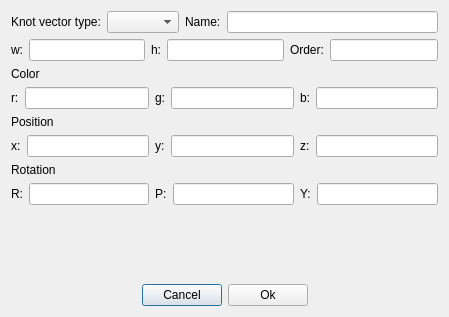
Old version of the form UI/surfaceedit.ui in the repository suchiz/Suchiz-Rendring-Engine.
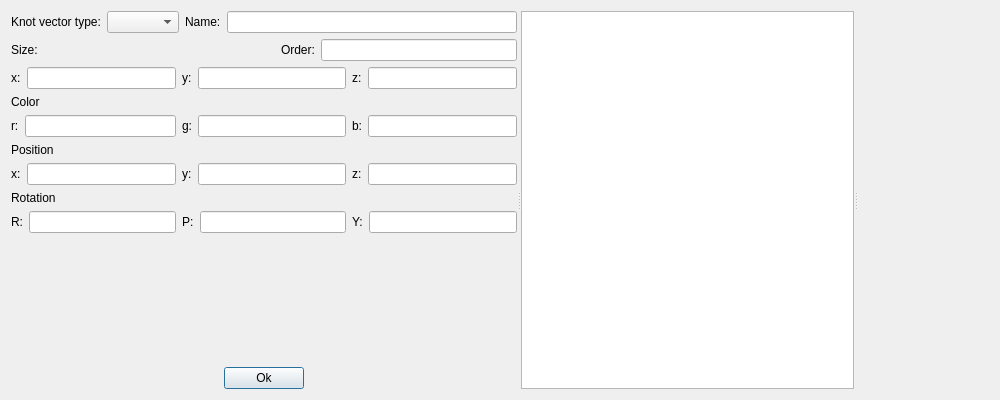
New version of the form.

```diff
--- a/UI/surfaceedit.ui
+++ b/UI/surfaceedit.ui
@@ -6,15 +6,24 @@
    <rect>
     <x>0</x>
     <y>0</y>
-    <width>449</width>
-    <height>317</height>
+    <width>1000</width>
+    <height>400</height>
    </rect>
   </property>
   <property name="windowTitle">
    <string>Dialog</string>
   </property>
-  <layout class="QHBoxLayout" name="horizontalLayout">
+  <layout class="QVBoxLayout" name="verticalLayout_2">
    <item>
+    <widget class="QSplitter" name="surfaceEditSplitter">
+     <property name="orientation">
+      <enum>Qt::Horizontal</enum>
+     </property>
+     <widget class="QSplitter" name="buttonSplitter">
+      <property name="orientation">
+       <enum>Qt::Horizontal</enum>
+      </property>
+      <widget class="QWidget" name="">
     <layout class="QVBoxLayout" name="verticalLayout">
      <item>
       <layout class="QVBoxLayout" name="verticalLayout_11">
@@ -45,40 +54,27 @@
        <item>
         <layout class="QHBoxLayout" name="horizontalLayout_7">
          <item>
-          <layout class="QFormLayout" name="formLayout_13">
-           <item row="0" column="0">
+             <layout class="QFormLayout" name="formLayout_13"/>
+            </item>
+            <item>
             <widget class="QLabel" name="widthLabel">
              <property name="text">
-              <string>w:</string>
-             </property>
-            </widget>
-           </item>
-           <item row="0" column="1">
-            <widget class="QLineEdit" name="widthLineEdit">
-             <property name="toolTip">
-              <string>Enter width</string>
-             </property>
-            </widget>
-           </item>
-          </layout>
+               <string>Size:</string>
+              </property>
+             </widget>
          </item>
          <item>
-          <layout class="QFormLayout" name="formLayout_14">
-           <item row="0" column="0">
-            <widget class="QLabel" name="heightLabel">
-             <property name="text">
-              <string>h:</string>
-             </property>
-            </widget>
-           </item>
-           <item row="0" column="1">
-            <widget class="QLineEdit" name="heightLineEdit">
-             <property name="toolTip">
-              <string>Enter height</string>
-             </property>
-            </widget>
-           </item>
-          </layout>
+             <spacer name="horizontalSpacer_3">
+              <property name="orientation">
+               <enum>Qt::Horizontal</enum>
+              </property>
+              <property name="sizeHint" stdset="0">
+               <size>
+                <width>40</width>
+                <height>20</height>
+               </size>
+              </property>
+             </spacer>
          </item>
          <item>
           <layout class="QFormLayout" name="formLayout_15">
@@ -100,6 +96,52 @@
          </item>
         </layout>
        </item>
+          <item>
+           <layout class="QHBoxLayout" name="horizontalLayout_6">
+            <item>
+             <layout class="QFormLayout" name="formLayout_10">
+              <item row="0" column="0">
+               <widget class="QLabel" name="xLabel_2">
+                <property name="text">
+                 <string>x:</string>
+                </property>
+               </widget>
+              </item>
+              <item row="0" column="1">
+               <widget class="QLineEdit" name="xSizeLineEdit"/>
+              </item>
+             </layout>
+            </item>
+            <item>
+             <layout class="QFormLayout" name="formLayout_11">
+              <item row="0" column="0">
+               <widget class="QLabel" name="yLabel_3">
+                <property name="text">
+                 <string>y:</string>
+                </property>
+               </widget>
+              </item>
+              <item row="0" column="1">
+               <widget class="QLineEdit" name="ySizeLineEdit"/>
+              </item>
+             </layout>
+            </item>
+            <item>
+             <layout class="QFormLayout" name="formLayout_12">
+              <item row="0" column="0">
+               <widget class="QLabel" name="zLabel_2">
+                <property name="text">
+                 <string>z:</string>
+                </property>
+               </widget>
+              </item>
+              <item row="0" column="1">
+               <widget class="QLineEdit" name="zSizeLineEdit"/>
+              </item>
+             </layout>
+            </item>
+           </layout>
+          </item>
        <item>
         <layout class="QVBoxLayout" name="verticalLayout_10">
          <item>
@@ -341,13 +383,6 @@
          </property>
         </spacer>
        </item>
-       <item>
-        <widget class="QPushButton" name="cancelButton">
-         <property name="text">
-          <string>Cancel</string>
-         </property>
-        </widget>
-       </item>
        <item>
         <widget class="QPushButton" name="okButton">
          <property name="text">
@@ -371,6 +406,11 @@
       </layout>
      </item>
     </layout>
+      </widget>
+      <widget class="QListWidget" name="listWidget"/>
+     </widget>
+     <widget class="QWidget" name="editSceneContainer" native="true"/>
+    </widget>
    </item>
   </layout>
  </widget>
```
Lines whose indentation alone changed are shown as unchanged.
